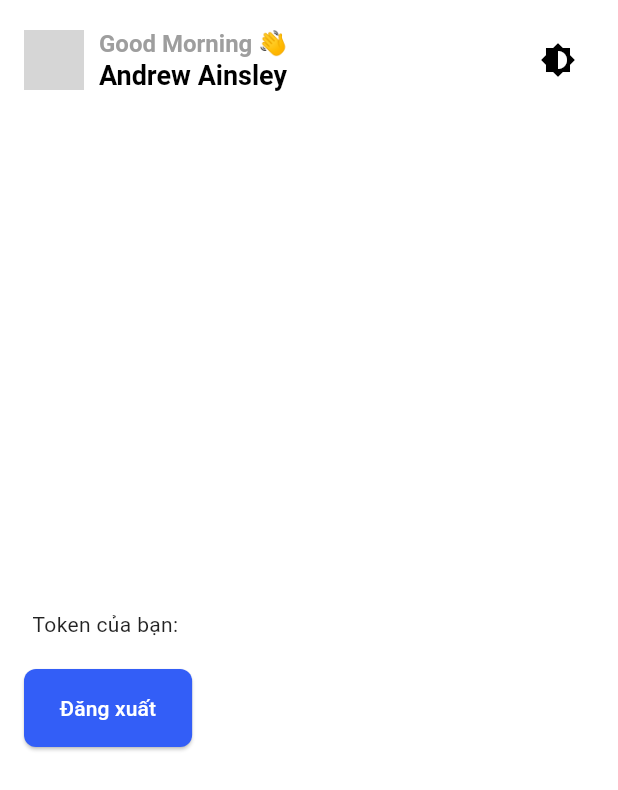
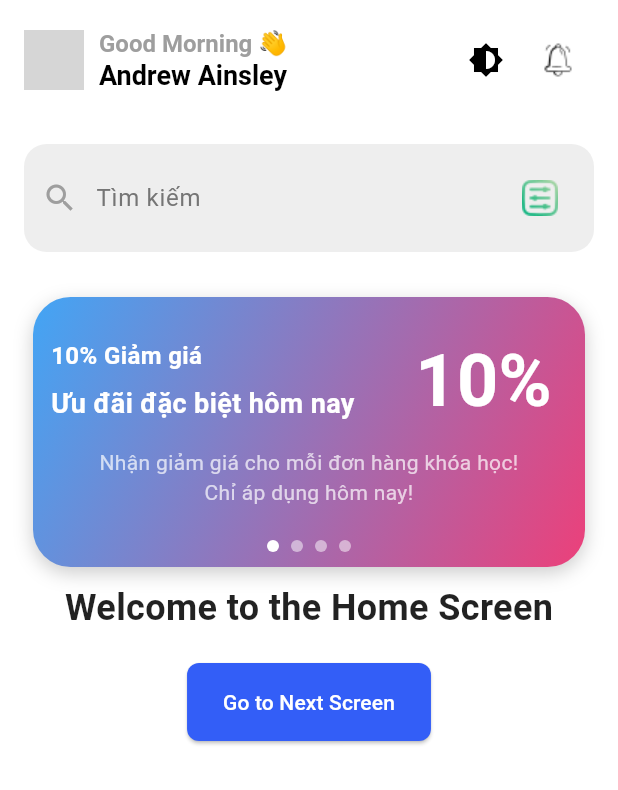
Before and after one commit to Tranlong291003/lms_app_flutter, a Flutter app: the HomeScreen screen opened directly, on a phone screen of 412 x 824 dp. Shown: the top 790 px of the screen. Run offline on Flutter 3.47's test engine with Material 3 defaults, Android fonts, the phone set to English and light mode, and no system bars; drawn by our look-alikes of animated_text_kit, smooth_page_indicator; our stand-ins replace bloc, dio, equatable, firebase_auth, firebase_core, flutter_bloc and 5 more; accounts and stored records are empty; network calls fail; grey boxes are pictures that could not be loaded.

Commit message:
create search & discount HomePage

```diff
--- a/lib/apps/config/app_theme.dart
+++ b/lib/apps/config/app_theme.dart
@@ -34,7 +34,7 @@ class AppTheme {
       ),
     ),
     iconTheme: const IconThemeData(
-      color: Colors.blue,
+      color: Colors.black,
     ), // Màu icon cho light mode
   );
 
@@ -71,9 +71,7 @@ class AppTheme {
       ),
     ),
     iconTheme: const IconThemeData(
-      color: Colors.green,
+      color: Colors.white,
     ), // Màu icon cho dark mode
   );
-
-  static var bodyMedium;
 }
--- a/lib/apps/utils/app_bar.dart
+++ b/lib/apps/utils/app_bar.dart
@@ -67,7 +67,15 @@ AppBar appBar(BuildContext context, String title) {
                 context.read<ThemeBloc>().add(ThemeToggled());
               },
             ),
-            // Có thể thêm các icon khác ở đây nếu cần
+            IconButton(
+              icon: Image.asset(
+                'assets/icons/notification.png',
+                color: Theme.of(context).iconTheme.color,
+              ),
+              onPressed: () {
+                // Hành động khi nhấn nút thông báo
+              },
+            ),
           ],
         ),
       ],
--- /dev/null
+++ b/lib/apps/utils/searchBarWidget.dart
@@ -0,0 +1,52 @@
+import 'package:flutter/material.dart';
+
+class SearchBarWidget extends StatelessWidget {
+  const SearchBarWidget({super.key});
+
+  @override
+  Widget build(BuildContext context) {
+    return Container(
+      decoration: BoxDecoration(
+        borderRadius: BorderRadius.circular(15), // Bo góc cho thanh tìm kiếm
+        color:
+            Theme.of(context).brightness == Brightness.light
+                ? Colors.grey[200]
+                : Color(0xFF1F222A), // Màu nền cho thanh tìm kiếm
+      ),
+      child: Row(
+        children: [
+          // Biểu tượng tìm kiếm
+          Padding(
+            padding: const EdgeInsets.all(12.0),
+            child: Icon(
+              Icons.search,
+              color: Colors.grey, // Màu biểu tượng tìm kiếm
+            ),
+          ),
+          // TextField cho phần nhập tìm kiếm
+          Expanded(
+            child: TextField(
+              decoration: InputDecoration(
+                hintText: 'Tìm kiếm',
+                hintStyle: TextStyle(
+                  color: Colors.grey[600],
+                ), // Màu chữ nhạt cho hint
+                border: InputBorder.none, // Loại bỏ viền
+                contentPadding: const EdgeInsets.symmetric(
+                  vertical: 0,
+                ), // Đảm bảo không có khoảng cách thừa
+              ),
+            ),
+          ),
+          Padding(
+            padding: const EdgeInsets.all(12.0),
+            child: IconButton(
+              icon: Image.asset('assets/icons/filter.png'),
+              onPressed: () {},
+            ),
+          ),
+        ],
+      ),
+    );
+  }
+}
--- a/lib/screens/forgotpassword/forgotpassword_screen.dart
+++ b/lib/screens/forgotpassword/forgotpassword_screen.dart
@@ -1,6 +1,5 @@
 import 'package:firebase_auth/firebase_auth.dart';
 import 'package:flutter/material.dart';
-import 'package:lms/apps/config/app_theme.dart';
 
 class ForgotpasswordScreen extends StatefulWidget {
   const ForgotpasswordScreen({super.key});
@@ -73,11 +72,7 @@ class _ForgotpasswordScreenState extends State<ForgotpasswordScreen> {
             Text(
               'Nhập email để khôi phục mật khẩu',
               textAlign: TextAlign.center,
-              style: TextStyle(
-                fontSize: 20,
-                fontWeight: FontWeight.w500,
-                color: AppTheme.bodyMedium,
-              ),
+              style: TextStyle(fontSize: 20, fontWeight: FontWeight.w500),
             ),
             SizedBox(height: 30),
 
--- a/lib/screens/home/home_screen.dart
+++ b/lib/screens/home/home_screen.dart
@@ -1,34 +1,10 @@
-import 'package:firebase_auth/firebase_auth.dart';
 import 'package:flutter/material.dart';
 import 'package:lms/apps/utils/app_bar.dart';
-import 'package:lms/screens/login/login_screen.dart';
+import 'package:lms/apps/utils/searchBarWidget.dart';
+import 'package:lms/screens/home/widget/discountSlider.dart';
 
 class HomeScreen extends StatelessWidget {
   const HomeScreen({super.key});
-
-  // Hàm đăng xuất
-  Future<void> _signOut(BuildContext context) async {
-    try {
-      // Đăng xuất từ Firebase
-      await FirebaseAuth.instance.signOut();
-
-      // Kiểm tra trạng thái đăng nhập sau khi đăng xuất
-      User? user = FirebaseAuth.instance.currentUser;
-
-      // Nếu người dùng đã đăng xuất (user == null), chuyển đến màn hình đăng nhập
-      if (user == null) {
-        Navigator.pushReplacement(
-          context,
-          MaterialPageRoute(builder: (context) => const LoginScreen()),
-        );
-      }
-    } catch (e) {
-      // Hiển thị thông báo lỗi nếu có vấn đề xảy ra khi đăng xuất
-      ScaffoldMessenger.of(
-        context,
-      ).showSnackBar(SnackBar(content: Text('Lỗi khi đăng xuất: $e')));
-    }
-  }
 
   @override
   Widget build(BuildContext context) {
@@ -36,20 +12,26 @@ class HomeScreen extends StatelessWidget {
       appBar: appBar(context, 'title'),
       body: Padding(
         padding: const EdgeInsets.all(16.0),
+        child: Center(
           child: Column(
-          mainAxisAlignment: MainAxisAlignment.center,
+            mainAxisAlignment: MainAxisAlignment.start,
             children: [
-            // Hiển thị token của người dùng
-            Text('Token của bạn: ${FirebaseAuth.instance.currentUser?.uid}'),
+              SearchBarWidget(),
               const SizedBox(height: 20),
-
-            // Nút Đăng xuất
+              DiscountSlider(),
+              const Text(
+                'Welcome to the Home Screen',
+                style: TextStyle(fontSize: 24, fontWeight: FontWeight.bold),
+              ),
+              const SizedBox(height: 20),
               ElevatedButton(
-              onPressed:
-                  () => _signOut(context), // Gọi hàm đăng xuất khi nhấn nút
-              child: const Text('Đăng xuất'),
+                onPressed: () {
+                  // Handle button press
+                },
+                child: const Text('Go to Next Screen'),
               ),
             ],
+          ),
         ),
       ),
     );
--- /dev/null
+++ b/lib/screens/home/widget/discountSlider.dart
@@ -0,0 +1,172 @@
+import 'package:flutter/material.dart';
+import 'package:smooth_page_indicator/smooth_page_indicator.dart'; // Thêm import này
+
+class DiscountSlider extends StatefulWidget {
+  const DiscountSlider({super.key});
+
+  @override
+  State<DiscountSlider> createState() => _DiscountSliderState();
+}
+
+class _DiscountSliderState extends State<DiscountSlider> {
+  final PageController _pageController = PageController();
+  int _currentPage = 0;
+
+  @override
+  void initState() {
+    super.initState();
+    _pageController.addListener(() {
+      setState(() {
+        _currentPage = _pageController.page!.round();
+      });
+    });
+  }
+
+  @override
+  Widget build(BuildContext context) {
+    return Column(
+      children: [
+        Container(
+          height: 180, // Chiều cao của container
+          margin: const EdgeInsets.only(left: 6, right: 6, top: 10, bottom: 10),
+          decoration: BoxDecoration(
+            borderRadius: BorderRadius.circular(25),
+            gradient: LinearGradient(
+              colors: [
+                Colors.blue.shade400,
+                Colors.pink.shade400,
+              ], // Dải màu gradient
+              begin: Alignment.topLeft,
+              end: Alignment.bottomRight,
+            ), // Thêm gradient background
+            boxShadow: [
+              BoxShadow(
+                color: Colors.black.withOpacity(0.2), // Đổ bóng cho slider
+                blurRadius: 10,
+                offset: const Offset(0, 4),
+              ),
+            ],
+          ),
+          child: Column(
+            children: [
+              Expanded(
+                child: PageView.builder(
+                  controller: _pageController,
+                  itemCount: 4, // Số lượng slide là 4
+                  onPageChanged: (index) {
+                    setState(() {
+                      _currentPage = index;
+                    });
+                  },
+                  itemBuilder: (context, index) {
+                    return Container(
+                      padding: const EdgeInsets.all(12), // Giảm padding để vừa
+                      child: Column(
+                        mainAxisAlignment: MainAxisAlignment.center,
+                        crossAxisAlignment: CrossAxisAlignment.center,
+                        children: [
+                          Column(
+                            mainAxisAlignment: MainAxisAlignment.center,
+                            crossAxisAlignment: CrossAxisAlignment.center,
+                            children: [
+                              Row(
+                                mainAxisAlignment: MainAxisAlignment.center,
+                                children: [
+                                  // Phần bên trái
+                                  Expanded(
+                                    flex: 2,
+                                    child: Column(
+                                      crossAxisAlignment:
+                                          CrossAxisAlignment.start,
+                                      mainAxisAlignment:
+                                          MainAxisAlignment.center,
+                                      children: [
+                                        // % OFF nhỏ
+                                        Text(
+                                          '${(index + 1) * 10}% Giảm giá',
+                                          style: const TextStyle(
+                                            fontSize:
+                                                16, // Giảm cỡ chữ cho % OFF
+                                            fontWeight: FontWeight.bold,
+                                            color: Colors.white,
+                                          ),
+                                        ),
+                                        const SizedBox(
+                                          height: 8,
+                                        ), // Khoảng cách nhỏ
+                                        // "Today's Special"
+                                        Text(
+                                          "Ưu đãi đặc biệt hôm nay",
+                                          style: const TextStyle(
+                                            fontSize: 18,
+                                            fontWeight: FontWeight.bold,
+                                            color: Colors.white,
+                                          ),
+                                        ),
+                                      ],
+                                    ),
+                                  ),
+                                  const SizedBox(width: 10),
+                                  // Phần bên phải
+                                  Expanded(
+                                    flex: 1,
+                                    child: Column(
+                                      mainAxisAlignment:
+                                          MainAxisAlignment.center,
+                                      crossAxisAlignment:
+                                          CrossAxisAlignment.center,
+                                      children: [
+                                        // % lớn
+                                        Text(
+                                          '${(index + 1) * 10}%',
+                                          style: const TextStyle(
+                                            fontSize: 48, // Giảm kích thước chữ
+                                            fontWeight: FontWeight.bold,
+                                            color: Colors.white,
+                                          ),
+                                        ),
+                                      ],
+                                    ),
+                                  ),
+                                ],
+                              ),
+                              const SizedBox(height: 10),
+                              // Mô tả
+                              Text(
+                                'Nhận giảm giá cho mỗi đơn hàng khóa học!\nChỉ áp dụng hôm nay!',
+                                style: const TextStyle(
+                                  fontSize: 14, // Giảm kích thước chữ
+                                  color: Colors.white70,
+                                ),
+                                textAlign: TextAlign.center, // Căn giữa mô tả
+                              ),
+                            ],
+                          ),
+                        ],
+                      ),
+                    );
+                  },
+                ),
+              ),
+              Padding(
+                padding: const EdgeInsets.only(
+                  bottom: 10, // Điều chỉnh khoảng cách dưới
+                ),
+                child: SmoothPageIndicator(
+                  controller: _pageController,
+                  count: 4, // Số lượng trang
+                  effect: WormEffect(
+                    dotHeight: 8, // Giảm kích thước chấm
+                    dotWidth: 8, // Giảm kích thước chấm
+                    activeDotColor: Colors.white,
+                    dotColor: Colors.white.withOpacity(0.5),
+                  ),
+                ),
+              ),
+            ],
+          ),
+        ),
+      ],
+    );
+  }
+}
--- a/lib/screens/login/cubit/auth_cubit.dart
+++ b/lib/screens/login/cubit/auth_cubit.dart
@@ -3,6 +3,7 @@ import 'package:dio/dio.dart';
 import 'package:firebase_auth/firebase_auth.dart';
 import 'package:lms/apps/config/api_config.dart';
 import 'package:meta/meta.dart';
+import 'package:shared_preferences/shared_preferences.dart'; // Import shared_preferences
 
 part 'auth_state.dart';
 
@@ -55,6 +56,11 @@ class AuthCubit extends Cubit<AuthState> {
             String role =
                 response.data['role'] ??
                 'Unknown'; // Điều chỉnh theo cấu trúc phản hồi API của bạn
+
+            // Lưu role vào SharedPreferences
+            SharedPreferences prefs = await SharedPreferences.getInstance();
+            prefs.setString('role', role); // Lưu role
+
             print('Role: $role'); // In role ra console
 
             emit(AuthSuccess(user!)); // Đăng nhập thành công
@@ -86,4 +92,10 @@ class AuthCubit extends Cubit<AuthState> {
       emit(AuthFailure('Đăng nhập thất bại, vui lòng thử lại sau'));
     }
   }
+
+  // Hàm lấy role từ SharedPreferences
+  Future<String?> getRoleFromPrefs() async {
+    SharedPreferences prefs = await SharedPreferences.getInstance();
+    return prefs.getString('role');
+  }
 }
--- a/pubspec.yaml
+++ b/pubspec.yaml
@@ -50,6 +50,8 @@ dev_dependencies:
   loading_animation_widget: ^1.3.0
   google_fonts: ^6.2.1
   animated_text_kit: ^4.2.2
+  smooth_page_indicator: ^1.2.1
+
 
   # The "flutter_lints" package below contains a set of recommended lints to
   # encourage good coding practices. The lint set provided by the package is
```
Also changed, not shown: assets/icons/filter.png (added), pubspec.lock. Lines whose indentation alone changed are shown as unchanged.
